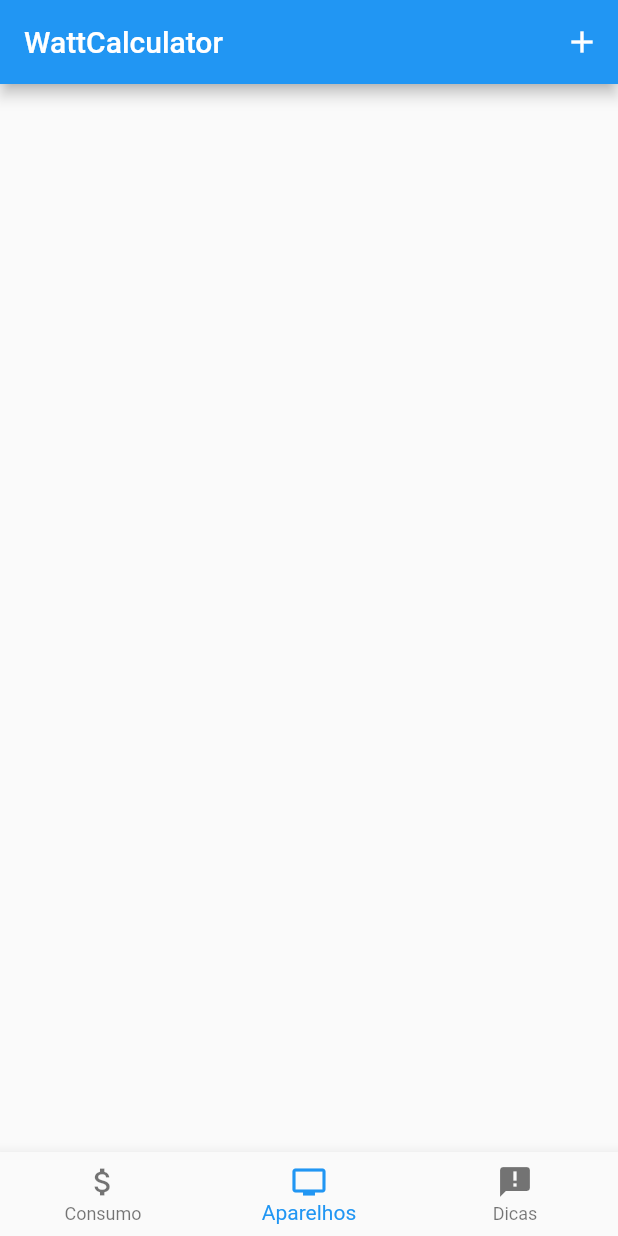
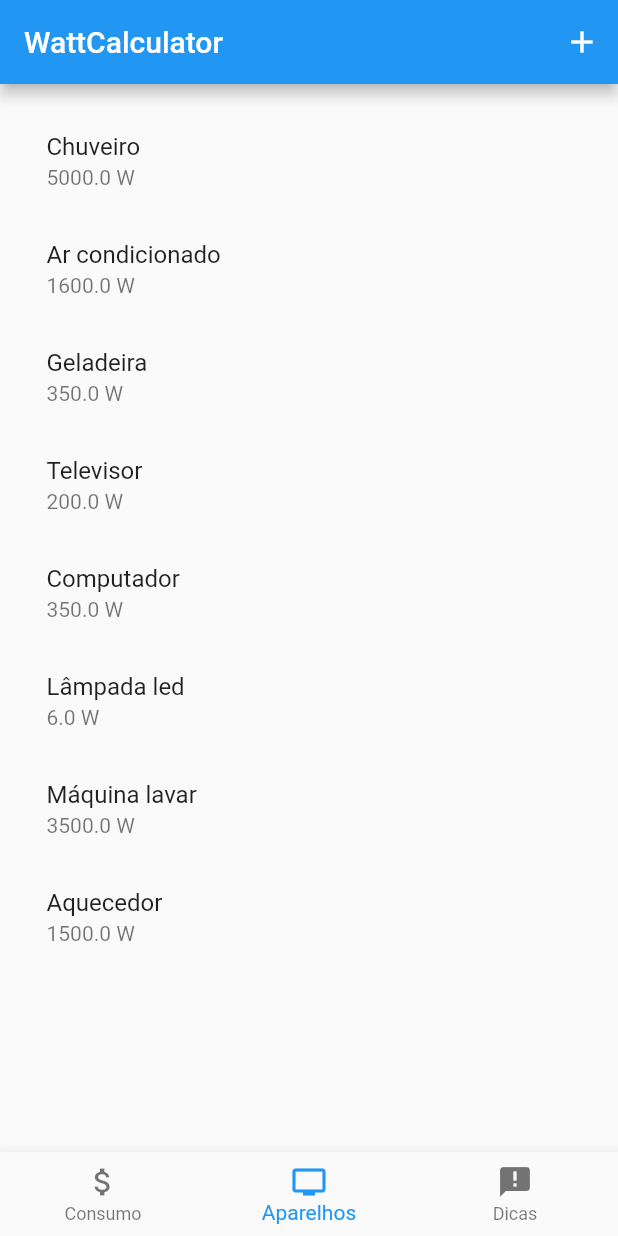
Before and after one commit to rafaeldornelles/calculadora_consumo_eletrico, a Flutter app: the screen it shows after launch, item 2 of the bottom bar chosen, on a phone screen of 412 x 824 dp. Run offline on Flutter 3.47's test engine with Material 2 defaults, Android fonts, the phone set to English and light mode, and no system bars; our stand-ins replace flutter_slidable, sqflite; accounts and stored records are empty.

Commit message:
Alterações em erros de execução

```diff
--- a/lib/AparelhoConsumoListMain.dart
+++ b/lib/AparelhoConsumoListMain.dart
@@ -22,7 +22,7 @@ class _AparelhoConsumoListMainState extends State<AparelhoConsumoListMain> {
   _AparelhoConsumoListMainState(this.aparelhosconsumo);
 
   String getConsumoMensal(){
-    double valor = aparelhosconsumo.fold(0, (previousValue, element) => (previousValue + (element.consumoMensal)));
+    double valor = aparelhosconsumo.fold(0, (previousValue, element) => (previousValue + element.consumoMensal)) * valorKwh;
     return valor.toStringAsFixed(2);
   }
   @override
--- a/lib/Persistencia/DbHandler.dart
+++ b/lib/Persistencia/DbHandler.dart
@@ -18,7 +18,6 @@ class DbHandler{
          join(await getDatabasesPath(), 'watt_calculator.db')
        );
        criarTabelas();
-       seedDatabase();
      }
 
      criarTabelas();
--- a/lib/main.dart
+++ b/lib/main.dart
@@ -55,7 +55,7 @@ class MyHomePage extends StatefulWidget {
 
 class _MyHomePageState extends State<MyHomePage> {
   int _indiceAtual = 0;
-  List<Aparelho> aparelhos = [];
+  List<Aparelho> aparelhos = AparelhoDao.listar();
   List<AparelhoConsumo> aparelhosConsumo = AparelhoConsumoDao.listar();
 
   List<Widget> getChildren(){
@@ -68,11 +68,11 @@ class _MyHomePageState extends State<MyHomePage> {
 
   @override
   Widget build(BuildContext context) {
-   AparelhoDao.listarAparelhos().then((value) => {
+   /*AparelhoDao.listarAparelhos().then((value) => {
       setState(()=>{
         aparelhos = value
       })
-    });
+    }); */
     // This method is rerun every time setState is called, for instance as done
     // by the _incrementCounter method above.
     //
```
